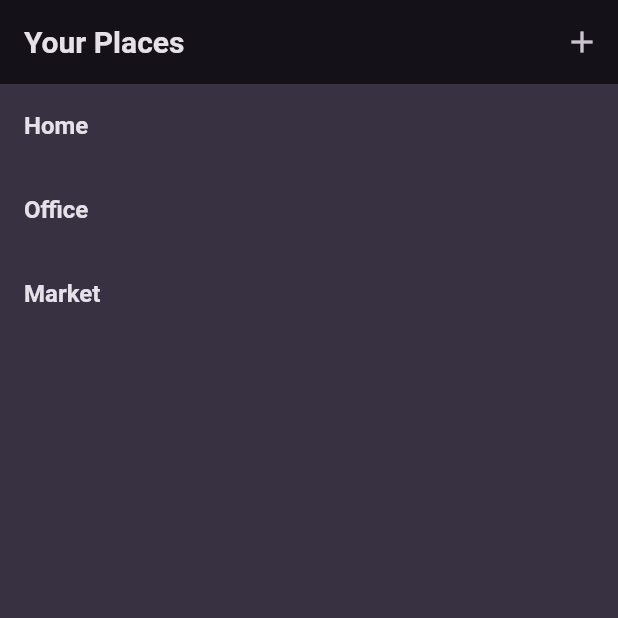
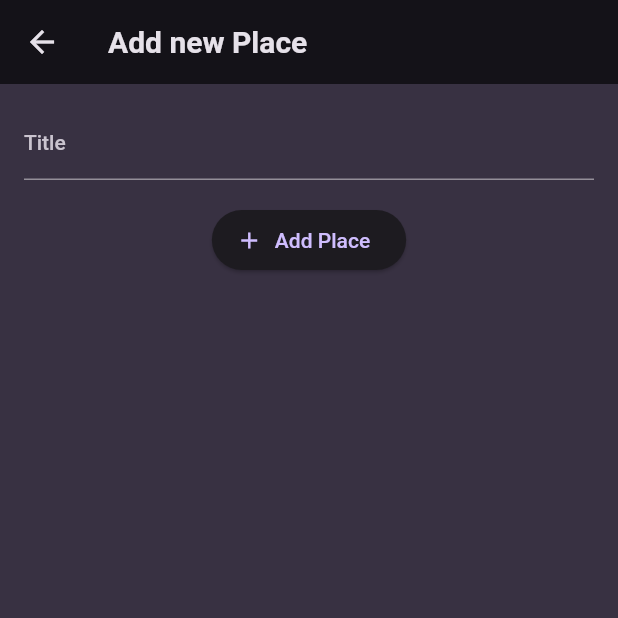
Before and after one commit to vuminhtruong/Flutter-project, a Flutter app: the screen it shows after launch, after a tap on the "add" icon, on a phone screen of 412 x 824 dp, the top half of it. Run offline on Flutter 3.47's test engine with Material 2 defaults, Android fonts, the phone set to English and light mode, and no system bars; our stand-ins replace flutter_riverpod, google_fonts, transparent_image.

Commit message:
add new place screen

```diff
--- /dev/null
+++ b/favorite_place/lib/screen/add_place_screen.dart
@@ -0,0 +1,45 @@
+import 'package:flutter/cupertino.dart';
+import 'package:flutter/material.dart';
+
+class AddPlaceScreen extends StatefulWidget {
+  @override
+  State<StatefulWidget> createState() {
+    return _AddPlaceScreenState();
+  }
+}
+
+class _AddPlaceScreenState extends State<AddPlaceScreen> {
+  final _titleController = TextEditingController();
+
+  @override
+  void dispose() {
+    _titleController.dispose();
+    super.dispose();
+  }
+
+  @override
+  Widget build(BuildContext context) {
+    return Scaffold(
+      appBar: AppBar(
+        title: const Text('Add new Place'),
+      ),
+      body: SingleChildScrollView(
+        padding: const EdgeInsets.all(16),
+        child: Column(
+          children: [
+            TextField(
+              decoration: const InputDecoration(labelText: 'Title'),
+              controller: _titleController,
+              style: TextStyle(
+                color: Theme.of(context).colorScheme.onBackground,
+              ),
+            ),
+            const SizedBox(height: 16,),
+            ElevatedButton.icon(onPressed: () {}, icon: const Icon(Icons.add),label: const Text('Add Place'),),
+          ],
+        ),
+      ),
+    );
+  }
+
+}
--- a/favorite_place/lib/screen/places_screen.dart
+++ b/favorite_place/lib/screen/places_screen.dart
@@ -1,4 +1,5 @@
 import 'package:favorite_place/model/place.dart';
+import 'package:favorite_place/screen/add_place_screen.dart';
 import 'package:favorite_place/widget/places_list.dart';
 import 'package:flutter/material.dart';
 
@@ -10,7 +11,16 @@ class PlacesScreen extends StatelessWidget {
     return Scaffold(
       appBar: AppBar(
         title: const Text('Your Places'),
-        actions: [IconButton(onPressed: () {}, icon: const Icon(Icons.add))],
+        actions: [
+          IconButton(
+              onPressed: () {
+                Navigator.of(context).push(
+                  MaterialPageRoute(builder: (ctx) => AddPlaceScreen()),
+                );
+              },
+              icon: const Icon(Icons.add)
+          )
+        ],
       ),
       body: PlacesList(
         places: [
```
Also changed, not shown: favorite_place/images/gif1.gif (added), 1 other file.
